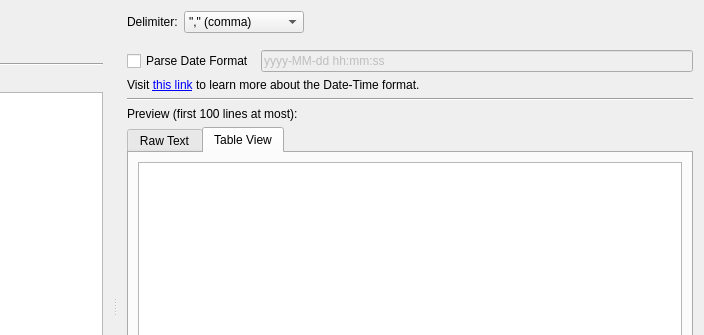
Before: the Qt Designer form plotjuggler_plugins/DataLoadCSV/dataload_csv.ui in facontidavide/PlotJuggler, drawn with Qt 5; both pictures show x 403 to 1107 and y 0 to 335 of the 1107 by 640 pixel window.
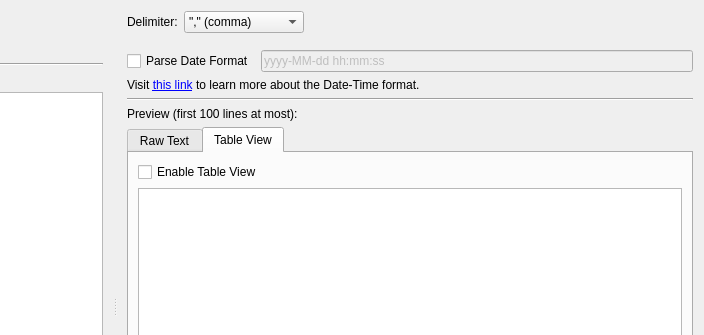
After: the same form once the commit is applied. The open tabs and pages were chosen to show the change. Custom widgets are drawn as their Qt base class.

Commit message: add toggles for enabling CSV table view and syntax highlighting

```diff
--- a/plotjuggler_plugins/DataLoadCSV/dataload_csv.ui
+++ b/plotjuggler_plugins/DataLoadCSV/dataload_csv.ui
@@ -198,6 +198,19 @@
            <string>Table View</string>
           </attribute>
           <layout class="QVBoxLayout" name="verticalLayout_7">
+           <item>
+            <widget class="QCheckBox" name="checkBoxTableView">
+             <property name="toolTip">
+              <string>Enable the table view. May be slow for files with many fields</string>
+             </property>
+             <property name="layoutDirection">
+              <enum>Qt::LeftToRight</enum>
+             </property>
+             <property name="text">
+              <string>Enable Table View</string>
+             </property>
+            </widget>
+           </item>
            <item>
             <widget class="QTableView" name="tableView">
              <property name="sizePolicy">
```
Left out of the diff: 10 changed lines with no effect on the pictures. The commit also changes 1 other file.
